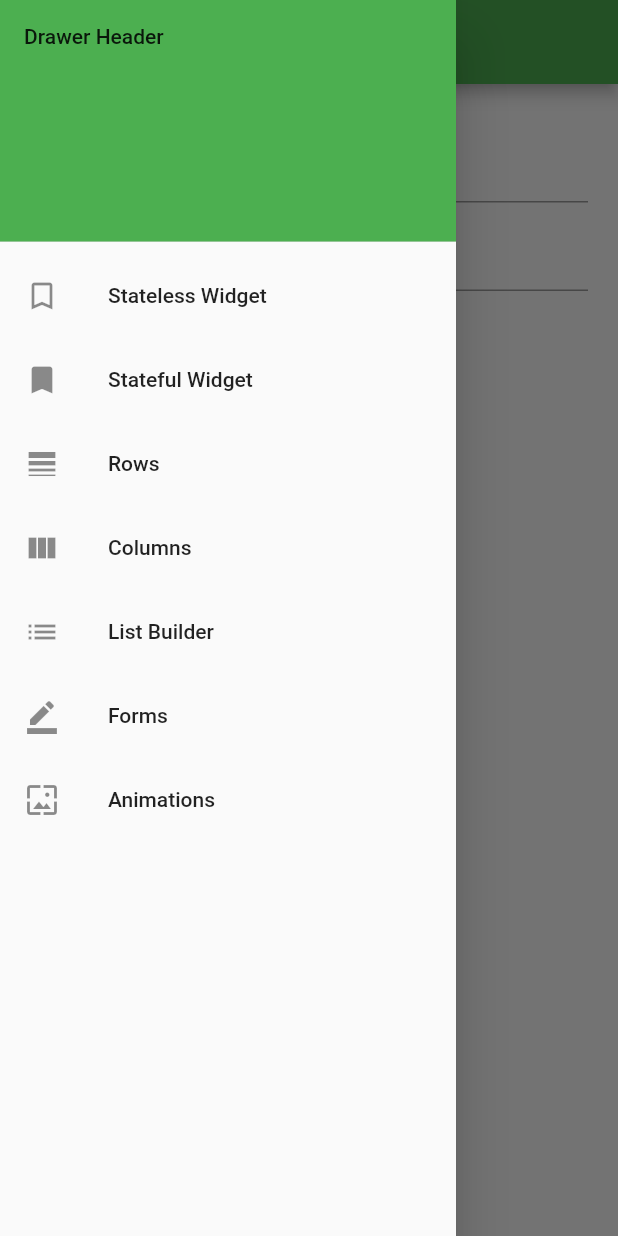
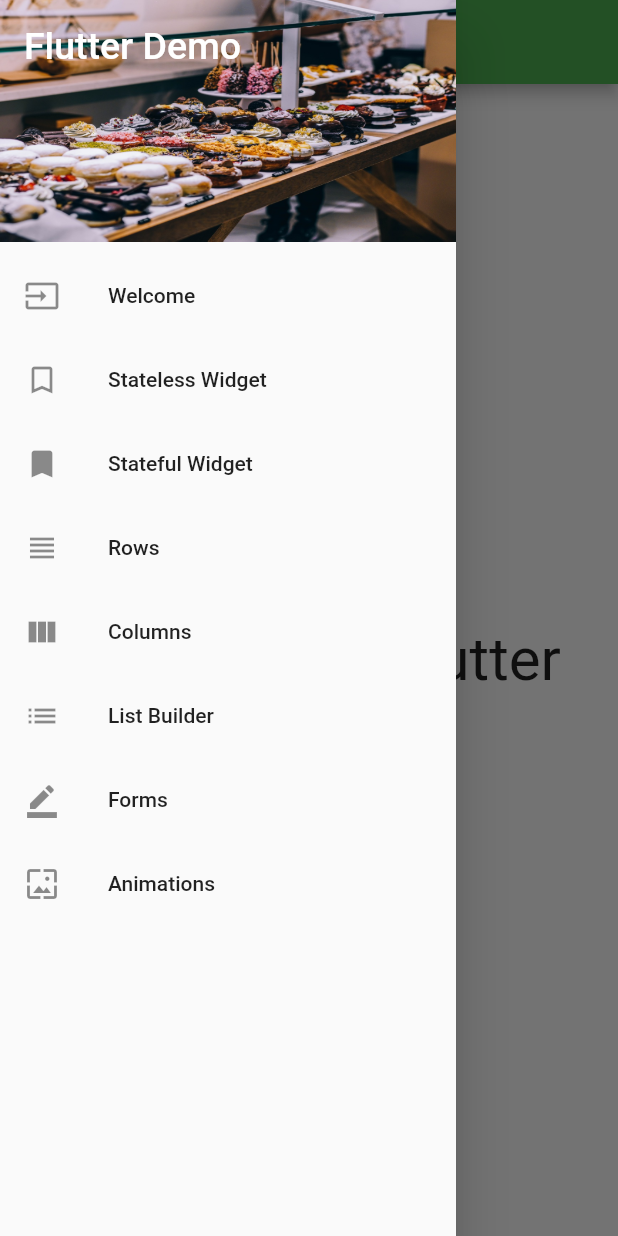
Before and after one commit to maffan91/f3_flutter_demo, a Flutter app: the screen it shows after launch, with the side drawer open, on a phone screen of 412 x 824 dp. Run offline on Flutter 3.47's test engine with Material 2 defaults, Android fonts, the phone set to English and light mode, and no system bars.

Commit message:
further enhacements

```diff
--- a/lib/main.dart
+++ b/lib/main.dart
@@ -1,9 +1,12 @@
 import 'package:flutter/material.dart';
+import 'package:flutter_demo/data/movie-list.dart';
 import 'package:flutter_demo/pages/auth.dart';
 import 'package:flutter_demo/pages/columns.dart';
 import 'package:flutter_demo/pages/movies.dart';
-import 'package:flutter_demo/pages/my-stateless-widget.dart';
 import 'package:flutter_demo/pages/rows.dart';
+import 'package:flutter_demo/pages/stateful.dart';
+import 'package:flutter_demo/pages/stateless.dart';
+import 'package:flutter_demo/pages/welcome.dart';
 
 void main() => runApp(MyApp());
 
@@ -14,13 +17,17 @@ class MyApp extends StatelessWidget {
       title: 'Flutter Demo App',
       debugShowCheckedModeBanner: false,
       theme: ThemeData(
-        brightness: Brightness.light,
-        primarySwatch: Colors.green,
-      ),
-      home: AuthPage(),
+          brightness: Brightness.light,
+          primaryColor: Colors.green,
+          primarySwatch: Colors.yellow),
+      // home: WelcomePage(),
       routes: {
+        '/': (BuildContext context) => WelcomePage(),
         'form': (BuildContext context) => AuthPage(),
-        'statelesswidget': (BuildContext context) => MyStatelessWidget(),
+        'stateless_widget': (BuildContext context) => StatelessPage(
+              movie: MovieList.getSingleMovie(),
+            ),
+        'stateful_widget': (BuildContext context) => StatefulPage(),
         'movies': (BuildContext context) => MoviesPage(),
         'rows': (BuildContext context) => RowsPage(),
         'columns': (BuildContext context) => ColumnsPage()
--- /dev/null
+++ b/lib/pages/welcome.dart
@@ -0,0 +1,22 @@
+import 'package:flutter/material.dart';
+import 'package:flutter_demo/widgets/nav-drawer.dart';
+
+class WelcomePage extends StatelessWidget {
+  @override
+  Widget build(BuildContext context) {
+    return Scaffold(
+      appBar: AppBar(
+        title: Text('Flutter Demo'),
+      ),
+      drawer: NavDrawer(),
+      body: Container(
+        child: Center(
+          child: Text(
+            'Welcome to Flutter',
+            style: TextStyle(fontSize: 40),
+          ),
+        ),
+      ),
+    );
+  }
+}
--- a/lib/widgets/nav-drawer.dart
+++ b/lib/widgets/nav-drawer.dart
@@ -8,19 +8,35 @@ class NavDrawer extends StatelessWidget {
         padding: EdgeInsets.zero,
         children: <Widget>[
           DrawerHeader(
-            child: Text('Drawer Header'),
-            decoration: BoxDecoration(color: Colors.green),
+            child: Text(
+              'Flutter Demo',
+              style: TextStyle(color: Colors.white, fontSize: 25),
+            ),
+            decoration: BoxDecoration(
+                color: Colors.green,
+                image: DecorationImage(
+                    fit: BoxFit.fill,
+                    image: AssetImage('assets/images/food.jpg'))),
+          ),
+          ListTile(
+            leading: Icon(Icons.input),
+            title: Text('Welcome'),
+            onTap: () => Navigator.pushReplacementNamed(context, '/'),
           ),
           ListTile(
             leading: Icon(Icons.bookmark_border),
             title: Text('Stateless Widget'),
+            onTap: () =>
+                Navigator.pushReplacementNamed(context, 'stateless_widget'),
           ),
           ListTile(
             leading: Icon(Icons.bookmark),
             title: Text('Stateful Widget'),
+            onTap: () =>
+                Navigator.pushReplacementNamed(context, 'stateful_widget'),
           ),
           ListTile(
-            leading: Icon(Icons.line_weight),
+            leading: Icon(Icons.view_headline),
             title: Text('Rows'),
             onTap: () => Navigator.pushReplacementNamed(context, 'rows'),
           ),
```
Also changed, not shown: lib/data/movie-list.dart (+9 -0 lines), lib/pages/my-stateless-widget.dart (deleted, +0 -14 lines), lib/pages/stateful.dart (added, +46 -0 lines), lib/pages/stateless.dart (added, +46 -0 lines), 5 other files.
